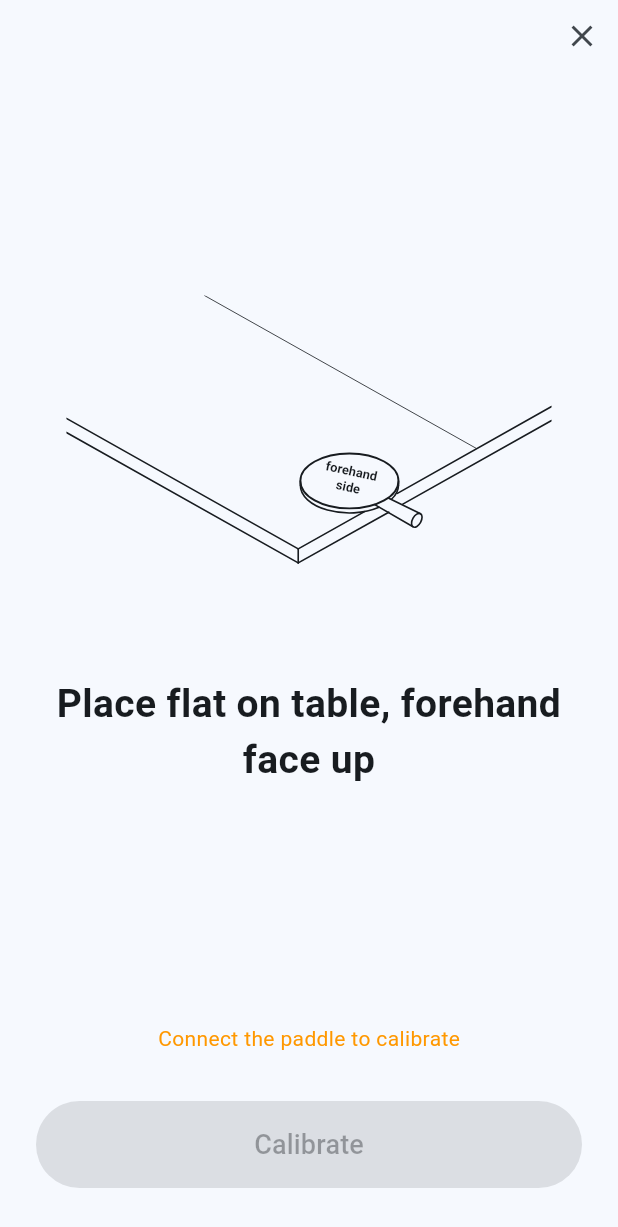
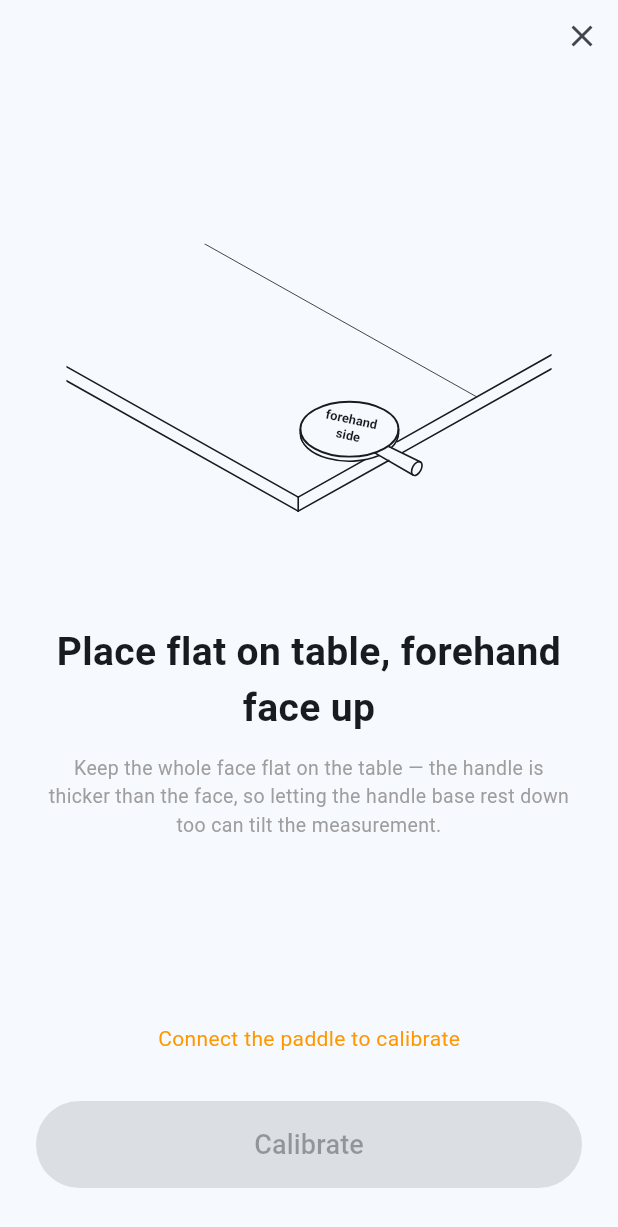
Before and after one commit to RuiqiLiu2014/ping-pong-tracker, a Flutter app: the screen it shows after launch, after a tap on "Calibrate", on a phone screen of 412 x 824 dp. Shown: the top 1227 px of the screen. Run offline on Flutter 3.47's test engine with Material 3 defaults, Android fonts, the phone set to English and light mode, and no system bars; our stand-ins replace flutter_blue_plus, flutter_svg, share_plus, shared_preferences.

Commit message:
add more robust calibration validation

```diff
--- a/app/lib/ble_screen_ui.dart
+++ b/app/lib/ble_screen_ui.dart
@@ -284,16 +284,6 @@ mixin _BleScreenUi on _BleScreenCore {
             icon: const Icon(Icons.explore),
             label: const Text("Calibrate"),
           ),
-          if (m.hasFaceNormal && !m.faceNormalValid)
-            const Padding(
-              padding: EdgeInsets.only(top: 6),
-              child: Text(
-                "Face-up pose looks off — recalibrate with the forehand face "
-                "pointing straight up.",
-                textAlign: TextAlign.center,
-                style: TextStyle(fontSize: 12, color: Colors.orange),
-              ),
-            ),
           const SizedBox(height: 8),
           ElevatedButton(
             onPressed: _isConnecting || connected
--- a/app/lib/motion_estimator.dart
+++ b/app/lib/motion_estimator.dart
@@ -97,15 +97,15 @@ class MotionEstimator {
   List<double>? get faceNormal =>
       _faceNormal == null ? null : List<double>.of(_faceNormal!);
 
-  /// True when the captured normal looks like a genuine face-up pose: roughly
-  /// perpendicular to the handle axis (i.e. the user didn't hold the handle up,
-  /// which would make the split degenerate).
+  /// True when the flat ("forehand face up") pose looks right. The board is
+  /// mounted flat against the paddle base with its +Z along the handle, so in
+  /// the flat pose gravity lies in the face plane and the captured normal should
+  /// have almost no Z component. The sensor's in-plane (X/Y) rotation is
+  /// arbitrary per mounting, so we can only check that Z is near zero.
   bool get faceNormalValid {
     final n = _faceNormal;
     if (n == null) return false;
-    final double dotHandle =
-        n[0] * _rDir[0] + n[1] * _rDir[1] + n[2] * _rDir[2];
-    return dotHandle.abs() < 0.5; // handle axis should lie in the face plane
+    return n[2].abs() < 0.4; // gravity ~perpendicular to board Z when flat
   }
 
   /// Set the face normal directly (restored from storage, or for log replay).
@@ -121,6 +121,12 @@ class MotionEstimator {
   /// Tilt of the calibrated lever direction from the default board +Z, in
   /// degrees — a "how far off is the mounting" readout (0 = perfectly aligned).
   double get leverTiltDeg => math.acos(_rDir[2].clamp(-1.0, 1.0)) * _rad2deg;
+
+  /// True when the vertical ("tip up") pose looks right: the board's Z runs
+  /// along the handle, and with the tip up gravity reads ~-Z (measured: Z≈-0.99).
+  /// So the lever dir should point mostly along -Z. Catches an upside-down paddle
+  /// (gravity would read +Z) and not-actually-vertical poses.
+  bool get leverDirValid => _rDir[2] < -0.7;
 
   /// Set the sensor->tip direction directly (restored from storage or replay).
   void setLeverDir(double x, double y, double z) {
--- a/app/lib/widgets/calibration_wizard.dart
+++ b/app/lib/widgets/calibration_wizard.dart
@@ -26,7 +26,15 @@ class CalibrationWizard extends StatefulWidget {
   State<CalibrationWizard> createState() => _CalibrationWizardState();
 }
 
-enum _Step { faceUp, faceUpRunning, lever, leverRunning, done }
+enum _Step {
+  faceUp,
+  faceUpRunning,
+  faceUpReview,
+  lever,
+  leverRunning,
+  leverReview,
+  done,
+}
 
 class _CalibrationWizardState extends State<CalibrationWizard> {
   _Step _step = _Step.faceUp;
@@ -55,10 +63,16 @@ class _CalibrationWizardState extends State<CalibrationWizard> {
     if (!mounted) return;
     setState(() {
       if (_step == _Step.faceUpRunning && !widget.motion.calibrating) {
-        _step = _Step.lever; // face-up finished -> next pose
+        // Face-up finished. If the pose looks off, pause on a review step so the
+        // user can recalibrate or continue; otherwise go straight to the lever.
+        _step = (widget.motion.hasFaceNormal && !widget.motion.faceNormalValid)
+            ? _Step.faceUpReview
+            : _Step.lever;
       } else if (_step == _Step.leverRunning &&
           !widget.motion.calibratingLever) {
-        _step = _Step.done;
+        // Vertical finished. If the pose looks off (e.g. upside down), pause on
+        // a review step so the user can redo it; otherwise finish.
+        _step = widget.motion.leverDirValid ? _Step.done : _Step.leverReview;
       }
     });
     if (_step == _Step.done && !_closeScheduled) {
@@ -81,6 +95,26 @@ class _CalibrationWizardState extends State<CalibrationWizard> {
     });
   }
 
+  // Face-up pose looked off: either redo it, or accept it and move on.
+  void _recalibrateFaceUp() {
+    setState(() {
+      widget.motion.startCalibration();
+      _step = _Step.faceUpRunning;
+    });
+  }
+
+  void _continueToLever() => setState(() => _step = _Step.lever);
+
+  // Vertical pose looked off: either redo it, or accept it and finish.
+  void _recalibrateLever() {
+    setState(() {
+      widget.motion.startLeverCalibration();
+      _step = _Step.leverRunning;
+    });
+  }
+
+  void _continueToDone() => setState(() => _step = _Step.done);
+
   void _close() {
     widget.motion.cancelCalibration();
     Navigator.of(context).maybePop();
@@ -99,9 +133,11 @@ class _CalibrationWizardState extends State<CalibrationWizard> {
     switch (_step) {
       case _Step.faceUp:
       case _Step.faceUpRunning:
+      case _Step.faceUpReview:
         return "Place flat on table, forehand face up";
       case _Step.lever:
       case _Step.leverRunning:
+      case _Step.leverReview:
         return "Stand paddle vertically";
       case _Step.done:
         return "Done calibrating!";
@@ -109,7 +145,11 @@ class _CalibrationWizardState extends State<CalibrationWizard> {
   }
 
   int get _stepNumber =>
-      (_step == _Step.faceUp || _step == _Step.faceUpRunning) ? 1 : 2;
+      (_step == _Step.faceUp ||
+          _step == _Step.faceUpRunning ||
+          _step == _Step.faceUpReview)
+      ? 1
+      : 2;
 
   // Illustration for the current step (sketch of the required paddle pose).
   String get _stepAsset => _stepNumber == 1
@@ -173,6 +213,31 @@ class _CalibrationWizardState extends State<CalibrationWizard> {
                           fontWeight: FontWeight.w600,
                         ),
                       ),
+                      if (_step == _Step.faceUpReview ||
+                          _step == _Step.leverReview)
+                        const Padding(
+                          padding: EdgeInsets.only(top: 12),
+                          child: Text(
+                            "Warning: pose looks off",
+                            textAlign: TextAlign.center,
+                            style: TextStyle(
+                              fontSize: 18,
+                              fontWeight: FontWeight.w600,
+                              color: Colors.orange,
+                            ),
+                          ),
+                        ),
+                      if (_stepNumber == 1)
+                        const Padding(
+                          padding: EdgeInsets.only(top: 12),
+                          child: Text(
+                            "Keep the whole face flat on the table — the handle "
+                            "is thicker than the face, so letting the handle "
+                            "base rest down too can tilt the measurement.",
+                            textAlign: TextAlign.center,
+                            style: TextStyle(fontSize: 13, color: Colors.grey),
+                          ),
+                        ),
                     ],
                   ),
                 ),
@@ -204,6 +269,45 @@ class _CalibrationWizardState extends State<CalibrationWizard> {
                         : null,
                   ),
                   const SizedBox(height: 16),
+                  if (_step == _Step.faceUpReview ||
+                      _step == _Step.leverReview)
+                    // Pose looked off: let the user redo it or accept and go on.
+                    Row(
+                      children: [
+                        Expanded(
+                          child: OutlinedButton(
+                            onPressed: _step == _Step.faceUpReview
+                                ? _recalibrateFaceUp
+                                : _recalibrateLever,
+                            style: OutlinedButton.styleFrom(
+                              foregroundColor: btnText,
+                              padding: const EdgeInsets.symmetric(vertical: 16),
+                            ),
+                            child: const Text(
+                              "Recalibrate",
+                              style: TextStyle(fontSize: 18),
+                            ),
+                          ),
+                        ),
+                        const SizedBox(width: 12),
+                        Expanded(
+                          child: ElevatedButton(
+                            onPressed: _step == _Step.faceUpReview
+                                ? _continueToLever
+                                : _continueToDone,
+                            style: ElevatedButton.styleFrom(
+                              foregroundColor: btnText,
+                              padding: const EdgeInsets.symmetric(vertical: 16),
+                            ),
+                            child: const Text(
+                              "Continue",
+                              style: TextStyle(fontSize: 18),
+                            ),
+                          ),
+                        ),
+                      ],
+                    )
+                  else
                     SizedBox(
                       width: double.infinity,
                       child: ElevatedButton(
```
Lines whose indentation alone changed are shown as unchanged.
